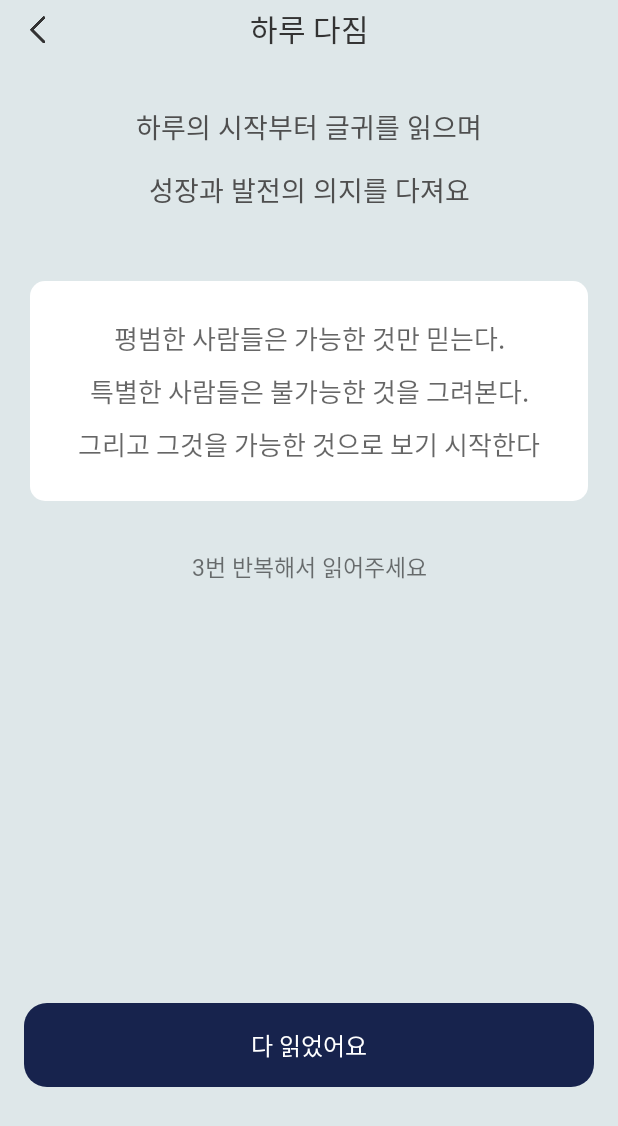
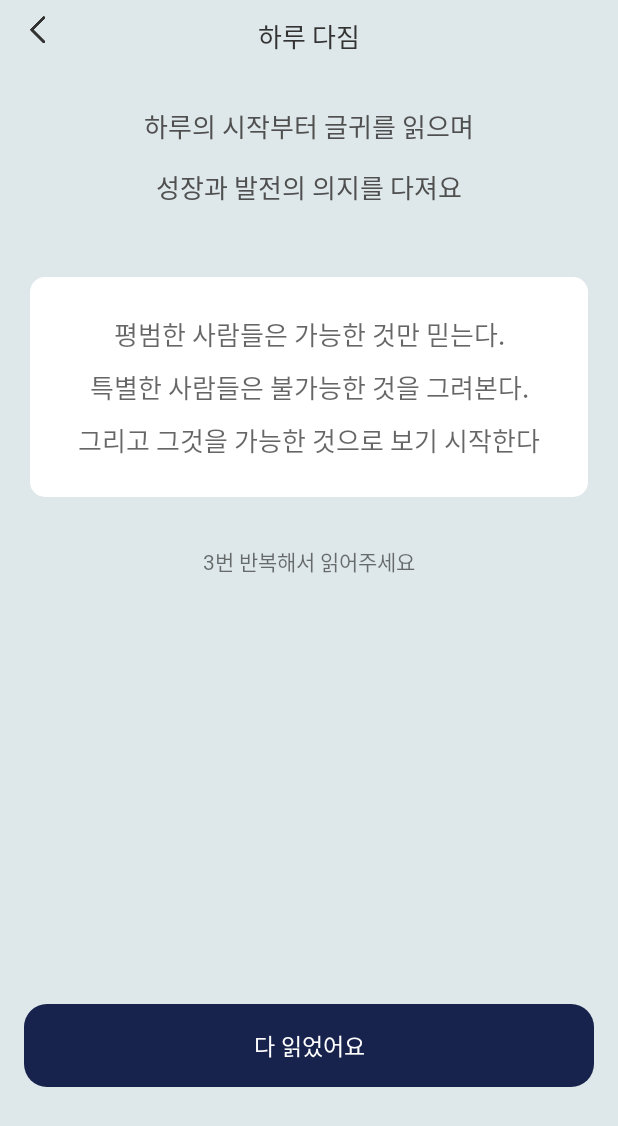
Before and after one commit to nneaning/meaning_Android, an Android app: the CardPromiseActivity screen opened directly, with no data from a screen before it, on a phone screen of 412 x 824 dp. Shown: the top 1126 px of the screen. Run offline under Robolectric (Android 15) with nearby library versions, the phone set to English and light mode, and no system bars; our stand-ins replace data binding.

Commit message:
[refactor] 홈 레이아웃 xml변경
텍스트 폰트 및 사이즈 변경

```diff
--- a/app/src/main/res/layout/activity_card_promise.xml
+++ b/app/src/main/res/layout/activity_card_promise.xml
@@ -4,6 +4,7 @@
     xmlns:tools="http://schemas.android.com/tools">
 
     <data>
+
         <variable
             name="mission2"
             type="meaning.morning.presentation.CardPromiseActivity" />
@@ -19,28 +20,28 @@
             android:id="@+id/ct_topbar"
             android:layout_width="match_parent"
             android:layout_height="wrap_content"
-            app:layout_constraintTop_toTopOf="parent"
+            app:layout_constraintEnd_toEndOf="parent"
             app:layout_constraintStart_toStartOf="parent"
-            app:layout_constraintEnd_toEndOf="parent">
+            app:layout_constraintTop_toTopOf="parent">
 
             <ImageView
                 android:layout_width="wrap_content"
                 android:layout_height="wrap_content"
+                android:layout_marginStart="5dp"
+                android:onClick="@{()->mission2.backToHome()}"
                 android:src="@drawable/back_btn"
                 app:layout_constraintStart_toStartOf="parent"
-                app:layout_constraintTop_toTopOf="parent"
-                android:onClick="@{()->mission2.backToHome()}"
-                android:layout_marginStart="5dp" />
+                app:layout_constraintTop_toTopOf="parent" />
 
             <TextView
                 android:layout_width="wrap_content"
                 android:layout_height="wrap_content"
+                android:layout_marginTop="11dp"
+                android:fontFamily="@font/spoqahansansneo_medium"
                 android:includeFontPadding="false"
-                android:fontFamily="@font/notosanskr_medium"
                 android:text="하루 다짐"
-                android:layout_marginTop="4dp"
                 android:textColor="@color/grey1_33"
-                android:textSize="20sp"
+                android:textSize="17sp"
                 app:layout_constraintEnd_toEndOf="parent"
                 app:layout_constraintStart_toStartOf="parent"
                 app:layout_constraintTop_toTopOf="parent" />
@@ -52,29 +53,29 @@
             android:id="@+id/textView1"
             android:layout_width="wrap_content"
             android:layout_height="wrap_content"
+            android:layout_marginTop="31dp"
+            android:fontFamily="@font/spoqahansansneo_regular"
             android:includeFontPadding="false"
-            app:layout_constraintTop_toBottomOf="@id/ct_topbar"
+            android:text="하루의 시작부터 글귀를 읽으며"
+            android:textColor="@color/grey2_4F"
+            android:textSize="17sp"
             app:layout_constraintEnd_toEndOf="parent"
             app:layout_constraintStart_toStartOf="parent"
-            android:fontFamily="@font/notosanskr_regular"
-            android:textColor="@color/grey2_4F"
-            android:textSize="18sp"
-            android:layout_marginTop="31dp"
-            android:text="하루의 시작부터 글귀를 읽으며" />
+            app:layout_constraintTop_toBottomOf="@id/ct_topbar" />
 
         <TextView
             android:id="@+id/textView2"
             android:layout_width="wrap_content"
             android:layout_height="wrap_content"
+            android:layout_marginTop="15dp"
+            android:fontFamily="@font/spoqahansansneo_regular"
             android:includeFontPadding="false"
-            android:textSize="18sp"
-            android:fontFamily="@font/notosanskr_regular"
+            android:text="성장과 발전의 의지를 다져요"
             android:textColor="@color/grey2_4F"
-            app:layout_constraintTop_toBottomOf="@id/textView1"
+            android:textSize="17sp"
+            app:layout_constraintEnd_toEndOf="parent"
             app:layout_constraintStart_toStartOf="parent"
-            app:layout_constraintEnd_toEndOf="parent"
-            android:layout_marginTop="15dp"
-            android:text="성장과 발전의 의지를 다져요" />
+            app:layout_constraintTop_toBottomOf="@id/textView1" />
 
         <TextView
             android:id="@+id/tv_famous_saying"
@@ -84,11 +85,11 @@
             android:layout_marginTop="47dp"
             android:layout_marginEnd="20dp"
             android:background="@drawable/card_promise_text"
+            android:fontFamily="@font/nanumbarunpenr"
+            android:hint="평범한 사람들은 가능한 것만 믿는다.\n특별한 사람들은 불가능한 것을 그려본다.\n그리고 그것을 가능한 것으로 보기 시작한다"
             android:lineSpacingExtra="10dp"
             android:paddingTop="25dp"
             android:paddingBottom="25dp"
-            android:fontFamily="@font/nanumbarunpenr"
-            android:hint="평범한 사람들은 가능한 것만 믿는다.\n특별한 사람들은 불가능한 것을 그려본다.\n그리고 그것을 가능한 것으로 보기 시작한다"
             android:textAlignment="center"
             android:textSize="17sp"
             app:layout_constraintEnd_toEndOf="parent"
@@ -98,13 +99,13 @@
         <TextView
             android:layout_width="match_parent"
             android:layout_height="wrap_content"
-            app:layout_constraintStart_toStartOf="parent"
-            app:layout_constraintEnd_toEndOf="parent"
             android:layout_marginTop="32dp"
-            android:textSize="15sp"
-            android:fontFamily="@font/notosanskr_regular"
+            android:fontFamily="@font/spoqahansansneo_regular"
             android:text="3번 반복해서 읽어주세요"
             android:textAlignment="center"
+            android:textSize="14sp"
+            app:layout_constraintEnd_toEndOf="parent"
+            app:layout_constraintStart_toStartOf="parent"
             app:layout_constraintTop_toBottomOf="@id/tv_famous_saying" />
 
         <TextView
@@ -115,13 +116,13 @@
             android:layout_marginEnd="16dp"
             android:layout_marginBottom="99dp"
             android:background="@drawable/card_detail_button"
-            android:fontFamily="@font/spoqahansansneo_regular"
+            android:fontFamily="@font/spoqahansansneo_medium"
             android:paddingTop="16dp"
             android:paddingBottom="16dp"
             android:text="다 읽었어요"
             android:textAlignment="center"
             android:textColor="@color/meaning_white_FF"
-            android:textSize="16sp"
+            android:textSize="15sp"
             app:layout_constraintBottom_toBottomOf="parent"
             app:layout_constraintEnd_toEndOf="parent"
             app:layout_constraintStart_toStartOf="parent" />
--- a/app/src/main/res/layout/fragment_group.xml
+++ b/app/src/main/res/layout/fragment_group.xml
@@ -5,11 +5,5 @@
     android:layout_height="match_parent"
     tools:context=".presentation.GroupFragment">
 
-    <TextView
-        android:layout_width="match_parent"
-        android:layout_height="match_parent"
-        android:text="바쿄송화이팅"
-        android:textColor="#000000"
-        android:textSize="40sp"/>
 
 </androidx.constraintlayout.widget.ConstraintLayout>
--- a/app/src/main/res/layout/fragment_home.xml
+++ b/app/src/main/res/layout/fragment_home.xml
@@ -78,7 +78,7 @@
                 android:layout_height="wrap_content"
                 android:layout_marginStart="16dp"
                 android:layout_marginTop="22dp"
-                android:fontFamily="@font/spoqahansansneo_bold"
+                android:fontFamily="@font/spoqahansansneo_medium"
                 android:text="좋은 아침입니다!"
                 android:textColor="@color/meaning_navy_17"
                 android:textSize="20sp"
@@ -90,7 +90,7 @@
                 android:layout_width="wrap_content"
                 android:layout_height="wrap_content"
                 android:layout_marginTop="5dp"
-                android:fontFamily="@font/spoqahansansneo_light"
+                android:fontFamily="@font/spoqahansansneo_thin"
                 android:text="순서대로 기상미션을"
                 android:textColor="@color/meaning_navy_17"
                 android:textSize="20sp"
@@ -102,7 +102,7 @@
                 android:layout_width="wrap_content"
                 android:layout_height="wrap_content"
                 android:layout_marginTop="5dp"
-                android:fontFamily="@font/spoqahansansneo_light"
+                android:fontFamily="@font/spoqahansansneo_thin"
                 android:text="수행해볼까요?"
                 android:textColor="@color/meaning_navy_17"
                 android:textSize="20sp"
```
Also changed, not shown: app/src/main/res/layout/activity_card_reading.xml (+7 -7 lines), app/src/main/res/layout/activity_card_time_stamp.xml (+11 -10 lines), app/src/main/res/layout/activity_card_write_diary.xml (+6 -6 lines).
